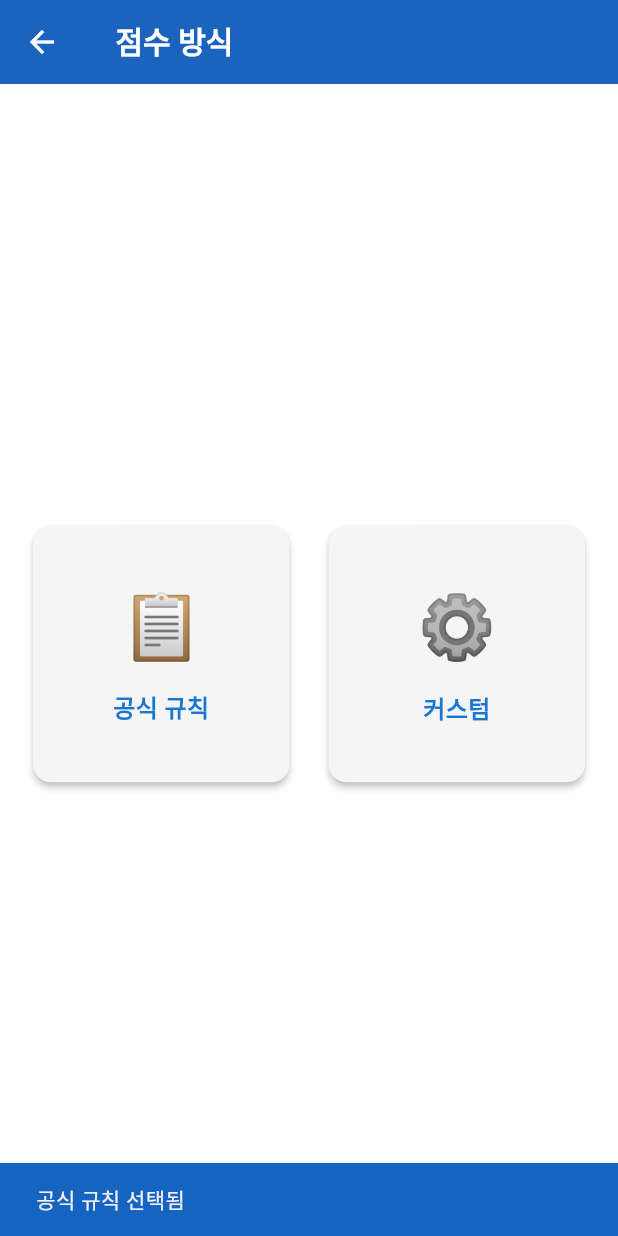
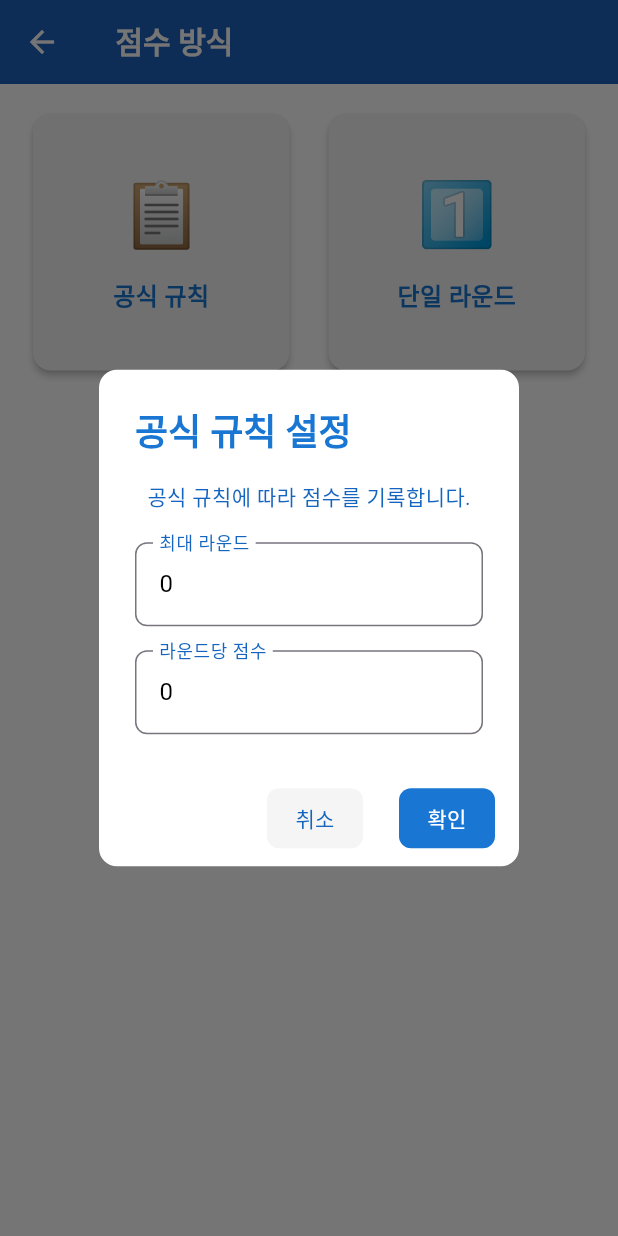
Before and after one commit to Lbin91/tapscore, a Flutter app: the OptionScreen screen opened directly with empty values, after a tap on "공식 규칙", on a phone screen of 412 x 824 dp. Run offline on Flutter 3.47's test engine with Material 3 defaults, Android fonts, the phone set to English and light mode, and no system bars; our stand-ins replace google_mobile_ads; network calls fail.

Commit message:
refactor: 점수 설정 다이얼로그 분리 및 UI 개선
- 점수 설정 다이얼로그를 별도의 위젯(ScoreSettingsDialog)으로 분리
- 다이얼로그 내부 코드를 기능별 메소드로 분리하여 가독성 개선
- 버튼 디자인 개선 (그림자 제거, 취소 버튼 배경색 변경)
- 코드 주석 추가로 유지보수성 향상

```diff
--- a/lib/models/sports.dart
+++ b/lib/models/sports.dart
@@ -2,6 +2,19 @@ class Sport {
   final String name;
   final String icon;
   final int id;
+  int maxRound;
+  int scorePerRound;
 
-  Sport({required this.name, required this.icon, required this.id});
+  Sport({
+    required this.name,
+    required this.icon,
+    required this.id,
+    required this.maxRound,
+    required this.scorePerRound,
+  });
+
+  void updateRoundSettings({int? newMaxRound, int? newScorePerRound}) {
+    if (newMaxRound != null) maxRound = newMaxRound;
+    if (newScorePerRound != null) scorePerRound = newScorePerRound;
+  }
 }
--- a/lib/screens/main_screen.dart
+++ b/lib/screens/main_screen.dart
@@ -11,16 +11,22 @@ class MainScreen extends StatelessWidget {
       id: 21,
       name: '탁구',
       icon: '🏓',
+      maxRound: 5,
+      scorePerRound: 11,
     ),
     Sport(
       id: 2,
       name: '피클볼',
       icon: '🥒',
+      maxRound: 3,
+      scorePerRound: 11,
     ),
     Sport(
       id: 3,
       name: '배드민턴',
       icon: '🏸',
+      maxRound: 3,
+      scorePerRound: 21,
     ),
   ];
 
@@ -60,7 +66,7 @@ class MainScreen extends StatelessWidget {
                         context,
                         MaterialPageRoute(
                           builder: (context) => OptionScreen(
-                            sportName: sports[index].name,
+                            sport: sports[index],
                           ),
                         ),
                       );
--- a/lib/screens/option_screen.dart
+++ b/lib/screens/option_screen.dart
@@ -3,13 +3,15 @@ import '../widgets/option_card.dart';
 import '../widgets/banner_ad_widget.dart';
 import '../theme/app_colors.dart';
 import '../models/score_option.dart';
+import '../models/sports.dart';
+import '../widgets/score_settings_dialog.dart';
 
 class OptionScreen extends StatelessWidget {
-  final String sportName; // 선택된 스포츠 이름
+  final Sport sport; // 선택된 스포츠 객체
 
   const OptionScreen({
     Key? key,
-    required this.sportName,
+    required this.sport,
   }) : super(key: key);
 
   final List<ScoreOption> options = const [
@@ -18,6 +20,12 @@ class OptionScreen extends StatelessWidget {
       name: '공식 규칙',
       icon: '📋',
       description: '공식 규칙에 따라 점수를 기록합니다.',
+    ),
+    ScoreOption(
+      id: 'single',
+      name: '단일 라운드',
+      icon: '1️⃣',
+      description: '단일 라운드로 게임을 진행합니다.',
     ),
     ScoreOption(
       id: 'custom',
@@ -32,7 +40,14 @@ class OptionScreen extends StatelessWidget {
     return Scaffold(
       backgroundColor: AppColors.backgroundColor,
       appBar: _buildAppBar(),
-      body: Column(
+      body: _buildBody(context),
+    );
+  }
+
+  // 메인 화면의 body를 구성하는 메소드
+  // 옵션 카드 목록과 광고 배너를 포함
+  Widget _buildBody(BuildContext context) {
+    return Column(
       children: [
         Expanded(
           child: _buildOptionCards(context),
@@ -40,60 +55,122 @@ class OptionScreen extends StatelessWidget {
         SizedBox(height: 8),
         const BannerAdWidget(type: BannerAdType.detail),
       ],
-      ),
     );
   }
 
+  // 앱바를 구성하는 메소드
+  // 스포츠 이름과 뒤로가기 버튼을 포함한 상단바 구성
   PreferredSizeWidget _buildAppBar() {
     return AppBar(
-      title: Text(
-        '$sportName 점수 방식',
+      title: _buildAppBarTitle(),
+      backgroundColor: AppColors.subMainColor,
+      elevation: 4.0,
+      iconTheme: IconThemeData(color: Colors.white),
+    );
+  }
+
+  // 앱바의 타이틀을 구성하는 메소드
+  // 스포츠 이름과 점수 방식 텍스트를 표시
+  Widget _buildAppBarTitle() {
+    return Text(
+      '${sport.name} 점수 방식',
       style: TextStyle(
         color: AppColors.subMainTitleColor,
         fontSize: 20,
         fontWeight: FontWeight.bold,
       ),
-      ),
-      backgroundColor: AppColors.subMainColor,
-      elevation: 4.0,
-      iconTheme: IconThemeData(color: Colors.white), // 뒤로가기 버튼 색상
     );
   }
 
+  // 옵션 카드들의 전체 레이아웃을 구성하는 메소드
+  // 패딩과 카드 배치를 담당
   Widget _buildOptionCards(BuildContext context) {
     return Padding(
       padding: EdgeInsets.symmetric(horizontal: 18.0, vertical: 16.0),
       child: Center(
-        child: Row(
-          mainAxisAlignment: MainAxisAlignment.center,
+        child: Column(
           children: [
-            _buildOptionCard(context, options[0]),
-            SizedBox(width: 18),
-            _buildOptionCard(context, options[1]),
+            _buildOptionCardRow(context),
+            SizedBox(height: 18),
+            _buildSingleOptionCard(context),
           ],
         ),
       ),
     );
   }
 
-  Widget _buildOptionCard(BuildContext context, ScoreOption option) {
-    return Expanded(
-      child: AspectRatio(
+  // 개별 옵션 카드를 구성하는 메소드
+  // 카드의 비율과 터치 이벤트 처리를 담당
+  Widget _buildOptionCard(BuildContext context, ScoreOption option,
+      {bool useExpanded = true}) {
+    Widget card = AspectRatio(
       aspectRatio: 1,
       child: OptionCard(
         optionName: option.name,
         optionIcon: option.icon,
-          onTap: () => _showOptionSelectedSnackBar(context, option),
+        onTap: () => _handleOptionSelected(context, option),
+      ),
+    );
+
+    return useExpanded ? Expanded(child: card) : card;
+  }
+
+  // 첫 번째 줄의 옵션 카드들을 구성하는 메소드
+  // 공식 규칙과 단일 라운드 카드를 가로로 배치
+  Widget _buildOptionCardRow(BuildContext context) {
+    return Row(
+      children: [
+        _buildOptionCard(context, options[0]),
+        SizedBox(width: 18),
+        _buildOptionCard(context, options[1]),
+      ],
+    );
+  }
+
+  // 두 번째 줄의 단일 옵션 카드를 구성하는 메소드
+  // 커스텀 옵션 카드를 화면 절반 크기로 배치
+  Widget _buildSingleOptionCard(BuildContext context) {
+    return SizedBox(
+      width: (MediaQuery.of(context).size.width - 36) / 2,
+      child: _buildOptionCard(context, options[2], useExpanded: false),
+    );
+  }
+
+  // 옵션 선택 시 스낵바를 표시하는 메소드
+  // 선택된 옵션의 이름과 함께 알림을 표시
+  void _showOptionSelectedSnackBar(BuildContext context, ScoreOption option) {
+    ScaffoldMessenger.of(context).showSnackBar(
+      SnackBar(
+        content: Text('${option.name} 설정이 적용되었습니다.'),
+        backgroundColor: AppColors.subMainColor,
+        behavior: SnackBarBehavior.floating,
+        shape: RoundedRectangleBorder(
+          borderRadius: BorderRadius.circular(8.0),
         ),
       ),
     );
   }
 
-  void _showOptionSelectedSnackBar(BuildContext context, ScoreOption option) {
-    ScaffoldMessenger.of(context).showSnackBar(
-      SnackBar(
-        content: Text('${option.name} 선택됨'),
-        backgroundColor: AppColors.subMainColor,
+  void _handleOptionSelected(BuildContext context, ScoreOption option) {
+    // 선택된 옵션에 따라 설정 팝업 표시
+    _showSettingsDialog(context, option);
+  }
+
+  void _showSettingsDialog(BuildContext context, ScoreOption option) {
+    showDialog(
+      context: context,
+      barrierDismissible: true,
+      barrierColor: Colors.black54,
+      builder: (context) => ScoreSettingsDialog(
+        sport: sport,
+        option: option,
+        onSettingsChanged: (maxRound, scorePerRound) {
+          sport.updateRoundSettings(
+            newMaxRound: maxRound,
+            newScorePerRound: scorePerRound,
+          );
+          _showOptionSelectedSnackBar(context, option);
+        },
       ),
     );
   }
--- /dev/null
+++ b/lib/widgets/score_settings_dialog.dart
@@ -0,0 +1,192 @@
+import 'package:flutter/material.dart';
+import '../models/score_option.dart';
+import '../models/sports.dart';
+import '../theme/app_colors.dart';
+
+class ScoreSettingsDialog extends StatelessWidget {
+  final Sport sport;
+  final ScoreOption option;
+  final Function(int maxRound, int scorePerRound) onSettingsChanged;
+
+  const ScoreSettingsDialog({
+    Key? key,
+    required this.sport,
+    required this.option,
+    required this.onSettingsChanged,
+  }) : super(key: key);
+
+  @override
+  Widget build(BuildContext context) {
+    return AlertDialog(
+      backgroundColor: AppColors.backgroundColor,
+      title: _buildTitle(),
+      content: _buildContent(context),
+      shape: RoundedRectangleBorder(
+        borderRadius: BorderRadius.circular(12.0),
+      ),
+      actions: _buildActions(context),
+      actionsPadding: EdgeInsets.symmetric(horizontal: 16, vertical: 8),
+    );
+  }
+
+  // 다이얼로그의 제목을 구성하는 메소드
+  // 옵션 이름과 스타일을 설정
+  Widget _buildTitle() {
+    return Text(
+      '${option.name} 설정',
+      style: TextStyle(
+        color: AppColors.mainColor,
+        fontWeight: FontWeight.bold,
+      ),
+    );
+  }
+
+  // 다이얼로그의 본문 내용을 구성하는 메소드
+  // 설명 텍스트와 설정 필드들을 포함
+  Widget _buildContent(BuildContext context) {
+    int tempMaxRound = sport.maxRound;
+    int tempScorePerRound = sport.scorePerRound;
+
+    if (option.id == 'single') {
+      tempMaxRound = 1;
+    }
+
+    return Column(
+      mainAxisSize: MainAxisSize.min,
+      children: [
+        _buildDescription(),
+        SizedBox(height: 20),
+        _buildRoundSettings(tempMaxRound, tempScorePerRound),
+      ],
+    );
+  }
+
+  // 설정 설명 텍스트를 구성하는 메소드
+  // 옵션에 대한 설명을 표시
+  Widget _buildDescription() {
+    return Text(
+      option.description,
+      style: TextStyle(
+        fontSize: 14,
+        color: AppColors.subMainColor,
+      ),
+    );
+  }
+
+  // 라운드 설정 필드들을 구성하는 메소드
+  // 최대 라운드와 라운드당 점수 입력 필드를 포함
+  Widget _buildRoundSettings(int tempMaxRound, int tempScorePerRound) {
+    return Column(
+      children: [
+        _buildSettingField(
+          '최대 라운드',
+          tempMaxRound.toString(),
+          (value) {
+            if (value.isNotEmpty) {
+              tempMaxRound = int.tryParse(value) ?? tempMaxRound;
+            }
+          },
+          readOnly: option.id == 'single',
+        ),
+        SizedBox(height: 16),
+        _buildSettingField(
+          '라운드당 점수',
+          tempScorePerRound.toString(),
+          (value) {
+            if (value.isNotEmpty) {
+              tempScorePerRound = int.tryParse(value) ?? tempScorePerRound;
+            }
+          },
+        ),
+      ],
+    );
+  }
+
+  // 다이얼로그의 하단 버튼들을 구성하는 메소드
+  // 취소와 확인 버튼을 포함
+  List<Widget> _buildActions(BuildContext context) {
+    return [
+      _buildCancelButton(context),
+      SizedBox(width: 8),
+      _buildConfirmButton(context),
+    ];
+  }
+
+  // 취소 버튼을 구성하는 메소드
+  // 회색 배경의 취소 버튼 스타일링
+  Widget _buildCancelButton(BuildContext context) {
+    return TextButton(
+      onPressed: () => Navigator.pop(context),
+      style: TextButton.styleFrom(
+        backgroundColor: Colors.grey[100],
+        shape: RoundedRectangleBorder(
+          borderRadius: BorderRadius.circular(8.0),
+        ),
+        padding: EdgeInsets.symmetric(horizontal: 16, vertical: 10),
+      ),
+      child: Text(
+        '취소',
+        style: TextStyle(color: AppColors.subMainColor),
+      ),
+    );
+  }
+
+  // 확인 버튼을 구성하는 메소드
+  // 메인 색상의 확인 버튼 스타일링
+  Widget _buildConfirmButton(BuildContext context) {
+    return ElevatedButton(
+      onPressed: () {
+        onSettingsChanged(sport.maxRound, sport.scorePerRound);
+        Navigator.pop(context);
+      },
+      style: ElevatedButton.styleFrom(
+        backgroundColor: AppColors.mainColor,
+        shape: RoundedRectangleBorder(
+          borderRadius: BorderRadius.circular(8.0),
+        ),
+        padding: EdgeInsets.symmetric(horizontal: 16, vertical: 10),
+        elevation: 0,
+      ),
+      child: Text(
+        '확인',
+        style: TextStyle(color: AppColors.mainTitleColor),
+      ),
+    );
+  }
+
+  // 설정 입력 필드를 구성하는 메소드
+  // 라벨과 입력 필드의 스타일 및 동작을 정의
+  Widget _buildSettingField(
+      String label, String initialValue, Function(String) onChanged,
+      {bool readOnly = false}) {
+    return TextField(
+      decoration: _buildInputDecoration(label, readOnly),
+      keyboardType: TextInputType.number,
+      controller: TextEditingController(text: initialValue),
+      onChanged: onChanged,
+      readOnly: readOnly,
+      style: TextStyle(
+        color: readOnly ? Colors.grey[700] : Colors.black,
+      ),
+      cursorColor: AppColors.mainColor,
+    );
+  }
+
+  // 입력 필드의 장식을 구성하는 메소드
+  // 테두리, 라벨, 색상 등의 스타일을 정의
+  InputDecoration _buildInputDecoration(String label, bool readOnly) {
+    return InputDecoration(
+      labelText: label,
+      labelStyle: TextStyle(color: AppColors.subMainColor),
+      border: OutlineInputBorder(
+        borderRadius: BorderRadius.circular(8.0),
+      ),
+      focusedBorder: OutlineInputBorder(
+        borderRadius: BorderRadius.circular(8.0),
+        borderSide: BorderSide(color: AppColors.mainColor, width: 2.0),
+      ),
+      filled: readOnly,
+      fillColor: readOnly ? Color(0xFFF0F0F0) : null,
+    );
+  }
+}
```
Lines whose indentation alone changed are shown as unchanged.
